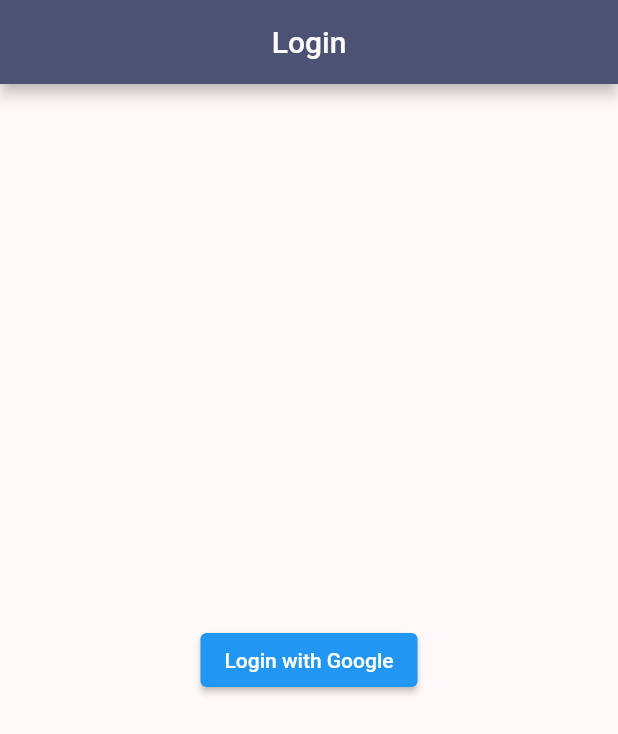
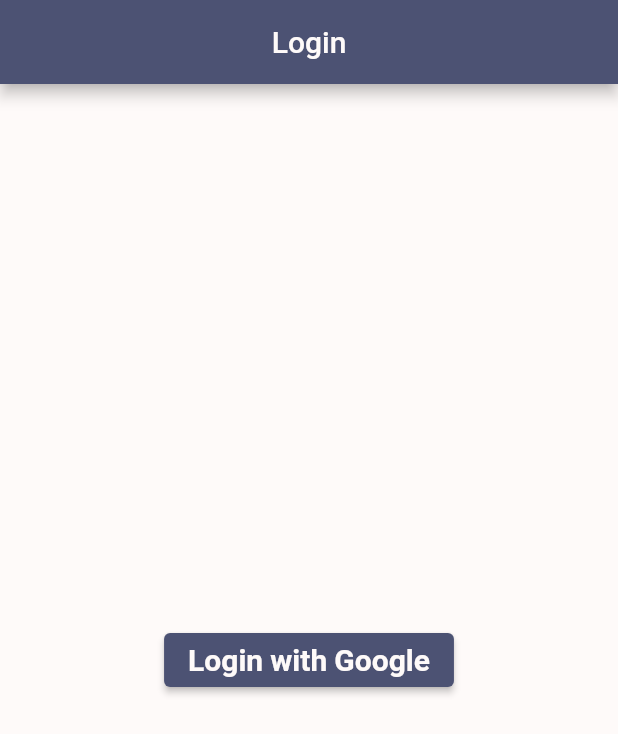
Before and after one commit to pablodekeyzer/SocialApp_FInal, a Flutter app: the screen it shows after launch, after a tap on "Login with Google", on a phone screen of 412 x 824 dp. Shown: the top 734 px of the screen. Run offline on Flutter 3.47's test engine with Material 2 defaults, Android fonts, the phone set to English and light mode, and no system bars; our stand-ins replace cached_network_image, file_picker, google_fonts, google_sign_in, graphql_flutter, page_transition; network calls fail.

Commit message:
final fixes

```diff
--- a/social_app/lib/Widgets/feed.dart
+++ b/social_app/lib/Widgets/feed.dart
@@ -94,7 +94,8 @@
             child: CircularProgressIndicator(),
           );
         }
-        late List posts;
+
+        List posts = [];
         if (widget.userId == null) {
           posts = result.data?['posts'];
         } else {
@@ -102,7 +103,7 @@
         }
 
         if (posts.isEmpty) {
-          return const Text('Loading');
+          //return const Text('Loading');
         }
 
         if (firstload) {
--- a/social_app/lib/Widgets/login.dart
+++ b/social_app/lib/Widgets/login.dart
@@ -63,6 +63,16 @@
                 QueryResult? result,
               ) {
                 return ElevatedButton(
+                  style: ButtonStyle(
+                    backgroundColor: MaterialStateProperty.all(darkBlu),
+                    foregroundColor: MaterialStateProperty.all(wit),
+                    textStyle: MaterialStateProperty.all(
+                      const TextStyle(
+                        fontSize: 20,
+                        fontWeight: FontWeight.bold,
+                      ),
+                    ),
+                  ),
                   onPressed: () async {
                     await signIn();
                     runMutation({
--- a/social_app/lib/main.dart
+++ b/social_app/lib/main.dart
@@ -8,7 +8,7 @@
 void main() async {
   await initHiveForFlutter();
   final HttpLink httpLink = HttpLink(
-    'http://localhost:4000/',
+    'https://qraph-ql-server.herokuapp.com/',
   );
 
   ValueNotifier<GraphQLClient> client = ValueNotifier(
```
Also changed, not shown: social_app/lib/Widgets/createpost.dart (+14 -4 lines), social_app/lib/Widgets/post.dart (+18 -2 lines).
